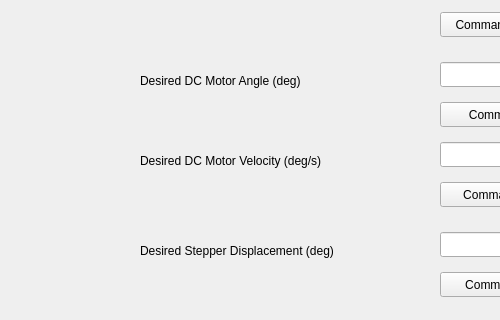
Old version of the form motor_sensor_gui/motor_sensor_gui/mainwindow.ui in the repository Sea-Cucumbers/motor_sensor_lab; both pictures show x 0 to 500 and y 197 to 517 of the 800 by 624 pixel window.
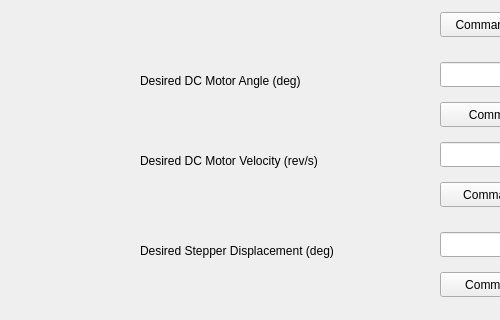
New version of the form.

The edit to the form file:
```diff
--- a/motor_sensor_gui/motor_sensor_gui/mainwindow.ui
+++ b/motor_sensor_gui/motor_sensor_gui/mainwindow.ui
@@ -106,7 +106,7 @@
      </rect>
     </property>
     <property name="text">
-     <string>Desired DC Motor Velocity (deg/s)</string>
+     <string>Desired DC Motor Velocity (rev/s)</string>
     </property>
    </widget>
    <widget class="QLineEdit" name="dcAngleLineEdit">
```
